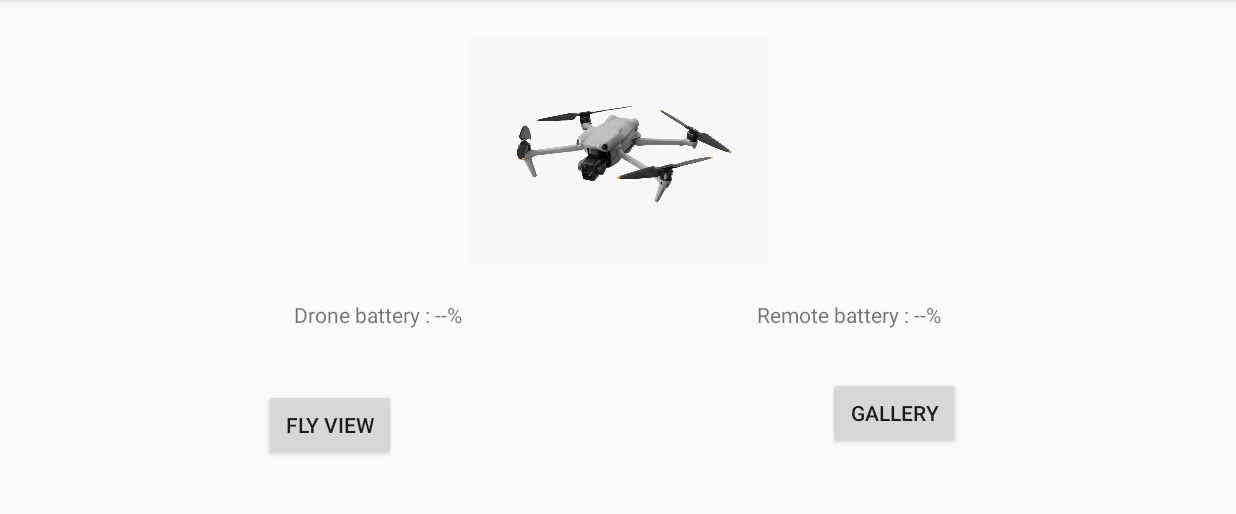
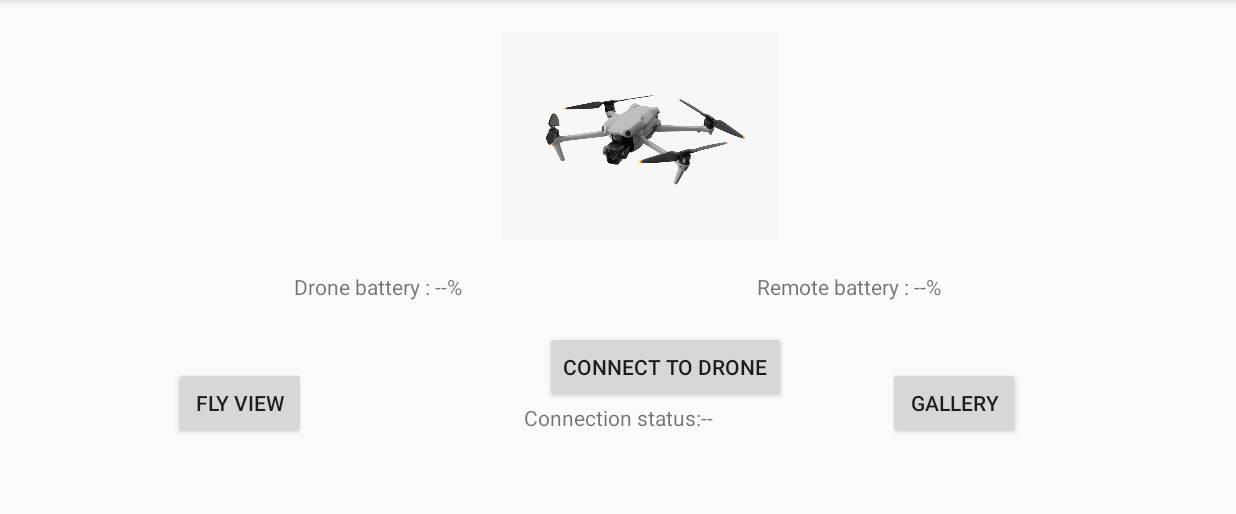
Before and after one commit to Ruutikangas-Shooting-Project/RuutikangasProject, an Android app: the screen it shows after launch (BatteryStatusActivity), on a phone screen of 824 x 412 dp (held sideways), the part 72-586 px from its top. Run offline under Robolectric (Android 15) with nearby library versions, the phone set to English and light mode, and no system bars; libraries missing offline, so code that uses them is left out: com.parrot.drone; 1 statement that could not run was skipped.

Commit message:
add connect btn and status, also get battery status.

```diff
--- a/app/src/main/java/com/parrot/camera/BatteryStatusActivity.kt
+++ b/app/src/main/java/com/parrot/camera/BatteryStatusActivity.kt
@@ -15,11 +15,12 @@ import java.time.Instant
 
 class BatteryStatusActivity :AppCompatActivity() {
     private lateinit var droneBatteryInfo: TextView
-    //cancel progress to let battery show text first
-    //private lateinit var droneBatteryProgress: ProgressBar
     private lateinit var remoteBatteryInfo: TextView
+    private lateinit var connectStatusTxt:TextView
     //follow the main to add groundsdk to get sdk
     private lateinit var groundSdk: GroundSdk
+    private lateinit var connectDroneBtn :Button
+    private lateinit var flyViewBtn : Button
 
 
     override fun onCreate(saveInstanceState: Bundle?)  {
@@ -30,98 +31,42 @@ class BatteryStatusActivity :AppCompatActivity() {
 
         droneBatteryInfo = findViewById(R.id.droneBatteryTxt)
         remoteBatteryInfo = findViewById(R.id.remoteBatteryTxt)
-        //cancel progress to let battery show text first
-        //droneBatteryProgress = findViewById(R.id.droneBatteryProgress)
-        //remoteBatteryProgress = findViewById(R.id.remoteBatteryProgress)
-        // link to main fly model (id is connect to drone)
-        val flyViewBtn = findViewById<Button>(R.id.connectDroneBtn)
+        connectStatusTxt = findViewById(R.id.connectStatusTxt)
+        flyViewBtn = findViewById(R.id.flyViewBtn)
+        connectDroneBtn = findViewById(R.id.connectDroneBtn)
+
+        connectDroneBtn.setOnClickListener { connectToBatteryInfo() }
+
+        // link to main fly model (id change to flyviewBtn)
+        val flyViewBtn = findViewById<Button>(R.id.flyViewBtn)
         flyViewBtn.setOnClickListener {
             val intent = Intent (this, MainActivity::class.java)
             startActivity(intent)
         }
-
-        updateBatteryStatus()
-
     }
-
-    private fun updateBatteryStatus()  {
-        groundSdk = ManagedGroundSdk.obtainSession(this)
-
-        //auto connect
+    private fun connectToBatteryInfo(){
         val autoConnection = groundSdk.getFacility(AutoConnection::class.java)
-        autoConnection?.let {facility->
-            facility.start()
-            // Subscribe to drone's battery information
+        autoConnection?.start()
+        autoConnection?.let {facility ->
+            updateConnectStatus(facility.drone !=null && facility.remoteControl != null)
             facility.drone?.getInstrument(BatteryInfo::class.java) { batteryInfo ->
-                batteryInfo?.let { info ->
-                    // Display drone battery level
-                    droneBatteryInfo.text = "Drone Battery: ${info.charge}%"
-                } ?: run {
-                    // Display default message if battery info is not available
-                    droneBatteryInfo.text = "Drone Battery: --%"
+                updateBatteryInfo(batteryInfo, droneBatteryInfo, "Drone Battery")
             }
-            }
-           facility.remoteControl?.let {
-               Log.d("BatteryStatus", "Remote control is connected")
-               it.getInstrument(BatteryInfo::class.java) {batteryInfo ->
-                   batteryInfo?.let { info ->
-                       remoteBatteryInfo.text ="Remote Battery: ${info.charge}%"
-                   }?:run {
-                       remoteBatteryInfo.text = "Remote Battery: --%"
+            facility.remoteControl?.getInstrument(BatteryInfo::class.java) { batteryInfo ->
+                updateBatteryInfo(batteryInfo, droneBatteryInfo, "Remote Battery")
             }
 
         }
     }
+    private fun updateConnectStatus(isConnected: Boolean) {
+        connectStatusTxt.text = if (isConnected) "Connected" else "Disconnected"
 
     }
 
-    }
+        private fun updateBatteryInfo(batteryInfo: BatteryInfo?, batteryTextView: TextView, label: String){
+        batteryTextView.text = batteryInfo?.let {info ->
+            "$label: ${info.charge}%"
+        }?:"$label: --%"
     }
 
-//welcome page code
-/*
- facility.remoteControl?.getInstrument(BatteryInfo::class.java) { batteryInfo ->
-                batteryInfo?.let { info ->
-                    remoteBatteryInfo.text = "Remote Battery:$(info.charge)%"
-                }?:run {
-                    remoteBatteryInfo.text="Remote Battery: --%"
 }
-            }
-* */
-//old code, keep it here
-/*
-
-            facility.remoteControl?.let {
-                Log.d("BatteryStatus", "Remote control is connected")
-                it.getInstrument(BatteryInfo::class.java){batteryInfo ->
-                    batteryInfo?.let { info->
-                        remoteBatteryInfo.text = "Remote Battery: ${info.charge}%"
-                    }?:run {
-                        remoteBatteryInfo.text = "Remote Battery: --%"
-                        Log.d("BatteryStatus", "Failed to retrieve battery information for remote control.")
-                    }
-                }
-            } ?: Log.d("BatteryStatus", "Remote Control is NOT connected.")
-*/
-
-/*
-  groundSdk.getFacility(AutoConnection::class.java)  {
-      it?.let {autoConnection ->
-          autoConnection.start()
-          //monitor drone battery
-          autoConnection.drone?.getInstrument(BatteryInfo::class.java)
-          {batteryInfo ->
-              droneBatteryInfo?.let { droneBatteryInfo->
-                  val droneBatteryInfo =info.droneBatterylevel
-                  droneBatteryInfo.text = "Drone Battery: $droneBatterylevel%"
-              }
-          }
-          // Monitor remote control battery info
-          autoConnection.remoteControl?.getInstrument(BatteryInfo::class.java) { batteryInfo ->
-              batteryInfo?.let { info ->
-                  val batteryLevel = info.batteryLevel
-                  remoteBatteryInfo.text = "Remote Battery: $batteryLevel%"
-              }
-          }
-      }
-  }*/
--- a/app/src/main/res/layout-land/activity_battery_status.xml
+++ b/app/src/main/res/layout-land/activity_battery_status.xml
@@ -8,51 +8,76 @@
     tools:ignore="MissingDefaultResource">
 
     <!--use img to show -->
-    <ImageView
-        android:id="@+id/droneImgView"
-        android:layout_width="200dp"
-        android:layout_height="200dp"
-        android:src="@drawable/drone"
-        app:layout_constraintTop_toTopOf="parent"
-        app:layout_constraintStart_toStartOf="parent"
-        app:layout_constraintEnd_toEndOf="parent"
-        />
 
     <!-- Button to go to MainActivity -->
 
 
     <!-- TextView for Drone Battery -->
+
+    <ImageView
+        android:id="@+id/droneImgView"
+        android:layout_width="185dp"
+        android:layout_height="181dp"
+        android:src="@drawable/drone"
+        app:layout_constraintEnd_toEndOf="parent"
+        app:layout_constraintHorizontal_bias="0.523"
+        app:layout_constraintStart_toStartOf="parent"
+        app:layout_constraintTop_toTopOf="parent" />
+
     <Button
-        android:id="@+id/connectDroneBtn"
+        android:id="@+id/flyViewBtn"
         android:layout_width="wrap_content"
         android:layout_height="wrap_content"
-        android:layout_marginStart="176dp"
-        android:layout_marginTop="40dp"
+        android:layout_marginStart="116dp"
+        android:layout_marginTop="44dp"
         android:text="@string/fly_view"
         app:layout_constraintStart_toStartOf="parent"
-        app:layout_constraintTop_toBottomOf="@id/droneBatteryTxt" />
+        app:layout_constraintTop_toBottomOf="@id/droneBatteryTxt"
+        tools:ignore="DuplicateIds" />
 
     <Button
         android:id="@+id/galleryBtn"
         android:layout_width="wrap_content"
         android:layout_height="wrap_content"
-        android:layout_marginTop="32dp"
-        android:layout_marginEnd="184dp"
+        android:layout_marginTop="44dp"
+        android:layout_marginEnd="144dp"
         android:text="Gallery"
         app:layout_constraintEnd_toEndOf="parent"
         app:layout_constraintTop_toBottomOf="@id/remoteBatteryTxt" />
+
+    <Button
+        android:id="@+id/connectDroneBtn"
+        android:layout_width="wrap_content"
+        android:layout_height="wrap_content"
+        android:layout_marginTop="20dp"
+        android:layout_marginEnd="300dp"
+        android:text="Connect to drone"
+        app:layout_constraintEnd_toEndOf="parent"
+        app:layout_constraintTop_toBottomOf="@id/remoteBatteryTxt" />
+
+    <TextView
+        android:id="@+id/connectStatusTxt"
+        android:layout_width="wrap_content"
+        android:layout_height="wrap_content"
+        android:text="Connection status:--"
+        app:layout_constraintStart_toStartOf="parent"
+        app:layout_constraintBaseline_toBottomOf="parent"
+        app:layout_constraintTop_toBottomOf="@id/connectDroneBtn"
+        app:layout_constraintEnd_toEndOf="parent"
+        />
+
+    <!-- TextView for Remote Battery -->
 
     <TextView
         android:id="@+id/droneBatteryTxt"
         android:layout_width="wrap_content"
         android:layout_height="wrap_content"
         android:text="Drone battery : --%"
-        app:layout_constraintTop_toBottomOf="@id/droneImgView"
+        app:layout_constraintEnd_toStartOf="@+id/remoteBatteryTxt"
+        app:layout_constraintHorizontal_bias="0.5"
         app:layout_constraintStart_toStartOf="parent"
-        app:layout_constraintEnd_toStartOf="@+id/remoteBatteryTxt"
-        app:layout_constraintHorizontal_bias="0.5" />
+        app:layout_constraintTop_toBottomOf="@id/droneImgView" />
 
-    <!-- TextView for Remote Battery -->
     <TextView
         android:id="@+id/remoteBatteryTxt"
         android:layout_width="wrap_content"
```
Lines whose indentation alone changed are shown as unchanged.
